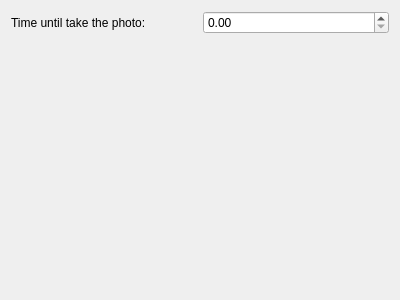
First picture: the form in src/pictureConfig.ui, repository KDE/kamoso, before the edit.
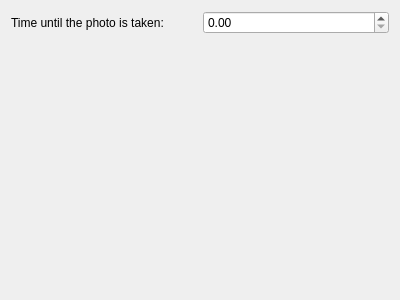
Second picture: the form after the edit.

Commit message: Modified 3 strings, make them comply to KDE HIG

Diff of the .ui file:
```diff
--- a/src/pictureConfig.ui
+++ b/src/pictureConfig.ui
@@ -19,7 +19,7 @@
      <item>
       <widget class="QLabel" name="label">
        <property name="text">
-        <string>Time until take the photo:</string>
+        <string>Time until the photo is taken:</string>
        </property>
       </widget>
      </item>
```
The commit also changes 2 other files.
